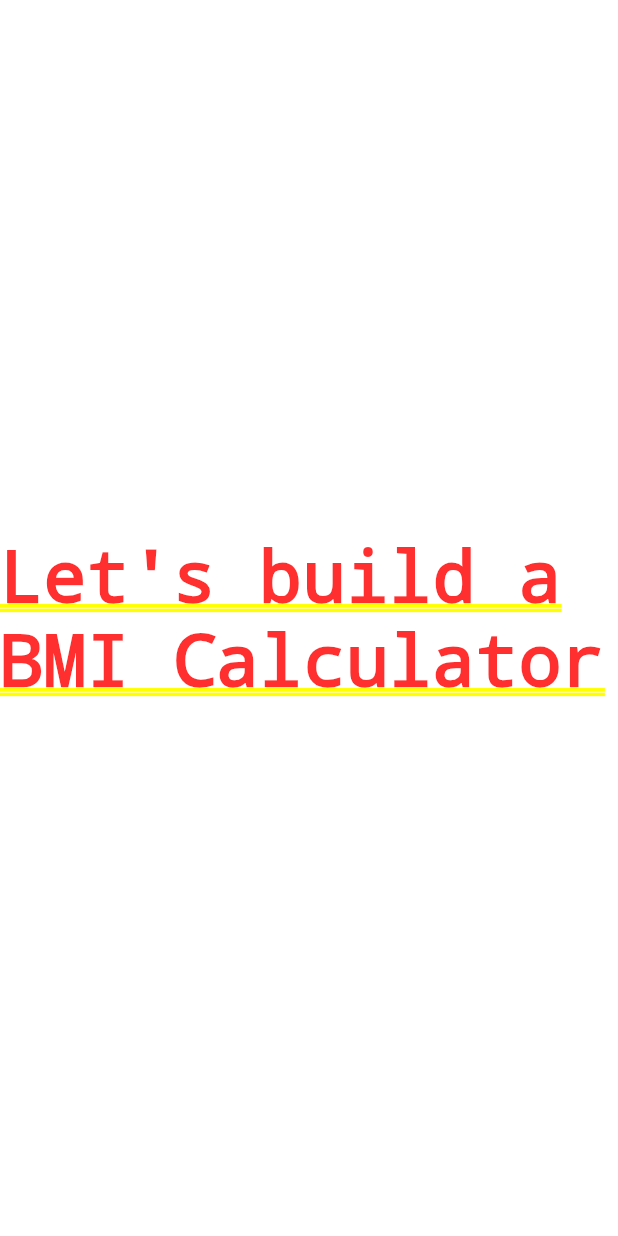
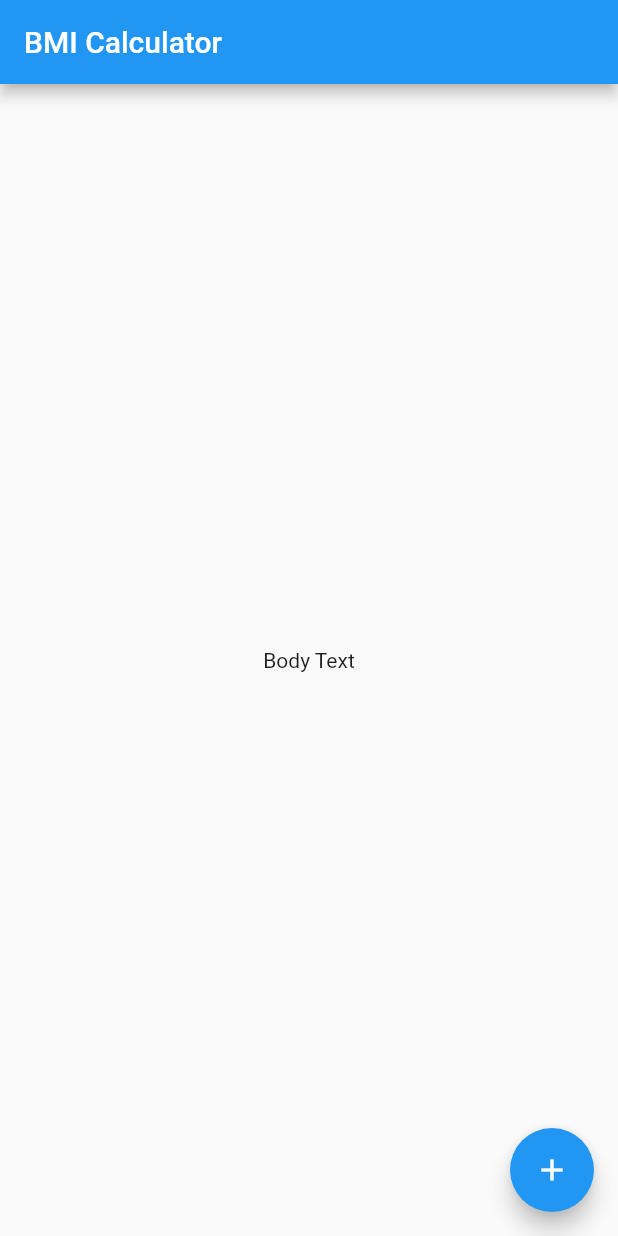
Before and after one commit to ViktorVarsano/Body-Mass-Index-Calculator, a Flutter app: the screen it shows after launch, on a phone screen of 412 x 824 dp. Run offline on Flutter 3.47's test engine with Material 2 defaults, Android fonts, the phone set to English and light mode, and no system bars.

Commit message:
Added floating button

```diff
--- a/lib/main.dart
+++ b/lib/main.dart
@@ -1,12 +1,35 @@
 import 'package:flutter/material.dart';
 
 //Starting point for all our apps
-void main() {
-  runApp(
-    MaterialApp(
-      home: Center(
-        child: Text('Let\'s build a BMI Calculator'),
+void main() => runApp(BMICalculator());
+
+class BMICalculator extends StatelessWidget {
+  @override
+  Widget build(BuildContext context) {
+    return MaterialApp(
+      home: InputPage(),
+    );
+  }
+}
+
+class InputPage extends StatefulWidget {
+  @override
+  _InputPageState createState() => _InputPageState();
+}
+
+class _InputPageState extends State<InputPage> {
+  @override
+  Widget build(BuildContext context) {
+    return Scaffold(
+      appBar: AppBar(
+        title: Text('BMI Calculator'),
       ),
-    ),
-  );
+      body: Center(
+        child: Text('Body Text'),
+      ),
+      floatingActionButton: FloatingActionButton(
+        child: Icon(Icons.add),
+      ),
+    );
+  }
 }
```
